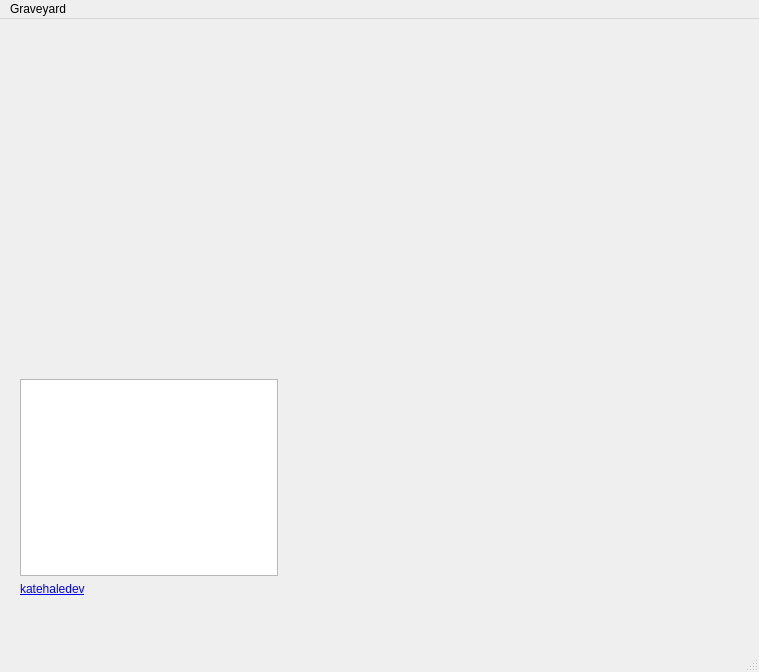
Above: mainwindow.ui from katehaledev/graveyard before the change. Below: the same form after it.
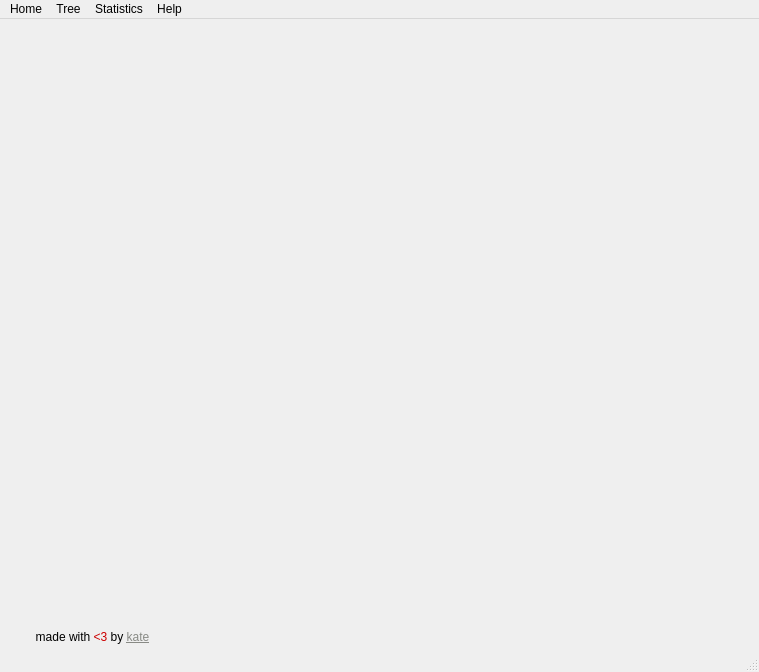
That is the form after the change. Icons and pictures are not drawn.

Commit message: Exit dialog wip again

The edit to the form file:
```diff
--- a/mainwindow.ui
+++ b/mainwindow.ui
@@ -14,30 +14,34 @@
    <string>MainWindow</string>
   </property>
   <widget class="QWidget" name="centralwidget">
-   <widget class="QWidget" name="">
+   <widget class="QLabel" name="label_git_link">
     <property name="geometry">
      <rect>
       <x>20</x>
-      <y>360</y>
-      <width>258</width>
-      <height>217</height>
+      <y>610</y>
+      <width>145</width>
+      <height>17</height>
      </rect>
     </property>
-    <layout class="QVBoxLayout" name="verticalLayout">
-     <item>
-      <widget class="QGraphicsView" name="graphicsView_git_logo"/>
-     </item>
-     <item>
-      <widget class="QLabel" name="label_git">
-       <property name="text">
-        <string>&lt;html&gt;&lt;head/&gt;&lt;body&gt;&lt;p&gt;&lt;a href=&quot;https://github.com/katehaledev/graveyard&quot;&gt;&lt;span style=&quot; text-decoration: underline; color:#0000ff;&quot;&gt;katehaledev&lt;/span&gt;&lt;/a&gt;&lt;/p&gt;&lt;/body&gt;&lt;/html&gt;</string>
-       </property>
-       <property name="openExternalLinks">
-        <bool>true</bool>
-       </property>
-      </widget>
-     </item>
-    </layout>
+    <property name="text">
+     <string>&lt;html&gt;&lt;head/&gt;&lt;body&gt;&lt;p align=&quot;center&quot;&gt;made with &lt;span style=&quot; color:#cc0000;&quot;&gt;&amp;lt;3&lt;/span&gt; by &lt;a href=&quot;https://github.com/katehaledev/graveyard&quot;&gt;&lt;span style=&quot; text-decoration: underline; color:#888a85;&quot;&gt;kate&lt;/span&gt;&lt;/a&gt;&lt;/p&gt;&lt;/body&gt;&lt;/html&gt;</string>
+    </property>
+    <property name="openExternalLinks">
+     <bool>true</bool>
+    </property>
+   </widget>
+   <widget class="QLabel" name="label_git_icon">
+    <property name="geometry">
+     <rect>
+      <x>20</x>
+      <y>504</y>
+      <width>145</width>
+      <height>100</height>
+     </rect>
+    </property>
+    <property name="text">
+     <string>&lt;html&gt;&lt;head/&gt;&lt;body&gt;&lt;p align=&quot;center&quot;&gt;&lt;img src=&quot;:/100/git_100&quot;/&gt;&lt;/p&gt;&lt;/body&gt;&lt;/html&gt;</string>
+    </property>
    </widget>
   </widget>
   <widget class="QMenuBar" name="menubar">
@@ -49,12 +53,30 @@
      <height>22</height>
     </rect>
    </property>
-   <widget class="QMenu" name="menuTitle_Stuff">
+   <widget class="QMenu" name="menuHome">
     <property name="title">
-     <string>Graveyard</string>
+     <string>Home</string>
     </property>
    </widget>
-   <addaction name="menuTitle_Stuff"/>
+   <widget class="QMenu" name="menuTree">
+    <property name="title">
+     <string>Tree</string>
+    </property>
+   </widget>
+   <widget class="QMenu" name="menuStatistics">
+    <property name="title">
+     <string>Statistics</string>
+    </property>
+   </widget>
+   <widget class="QMenu" name="menuHelp">
+    <property name="title">
+     <string>Help</string>
+    </property>
+   </widget>
+   <addaction name="menuHome"/>
+   <addaction name="menuTree"/>
+   <addaction name="menuStatistics"/>
+   <addaction name="menuHelp"/>
   </widget>
   <widget class="QStatusBar" name="statusbar"/>
  </widget>
```
Left out of the diff: 36 changed lines with no effect on the pictures. The commit also changes 6 other files.
